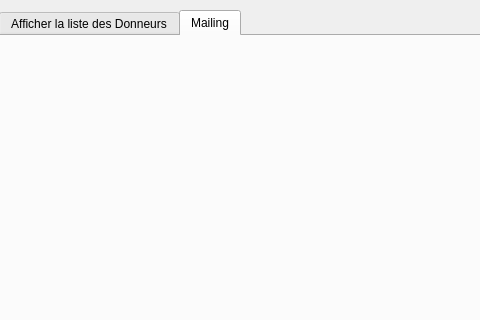
This is donneurs/donneurs.ui in chirineHM/smart-aid-association-2A3 as Qt 5 draws it before an edit; both pictures show x 123 to 603 and y 0 to 320 of the 1479 by 771 pixel window. The edited form follows.
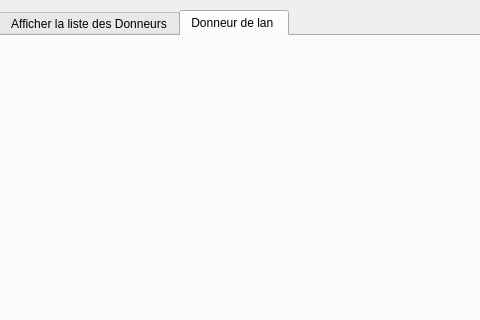
This is the edited form. The open tabs and pages were chosen to show the change.

Patch:
```diff
--- a/donneurs/donneurs.ui
+++ b/donneurs/donneurs.ui
@@ -385,7 +385,7 @@
    </widget>
    <widget class="QWidget" name="tab_10">
     <attribute name="title">
-     <string>Mailing</string>
+     <string>Donneur de lan </string>
     </attribute>
     <widget class="QLabel" name="label_31">
      <property name="geometry">
```
Left out of the diff: 11 changed lines with no effect on the pictures.
